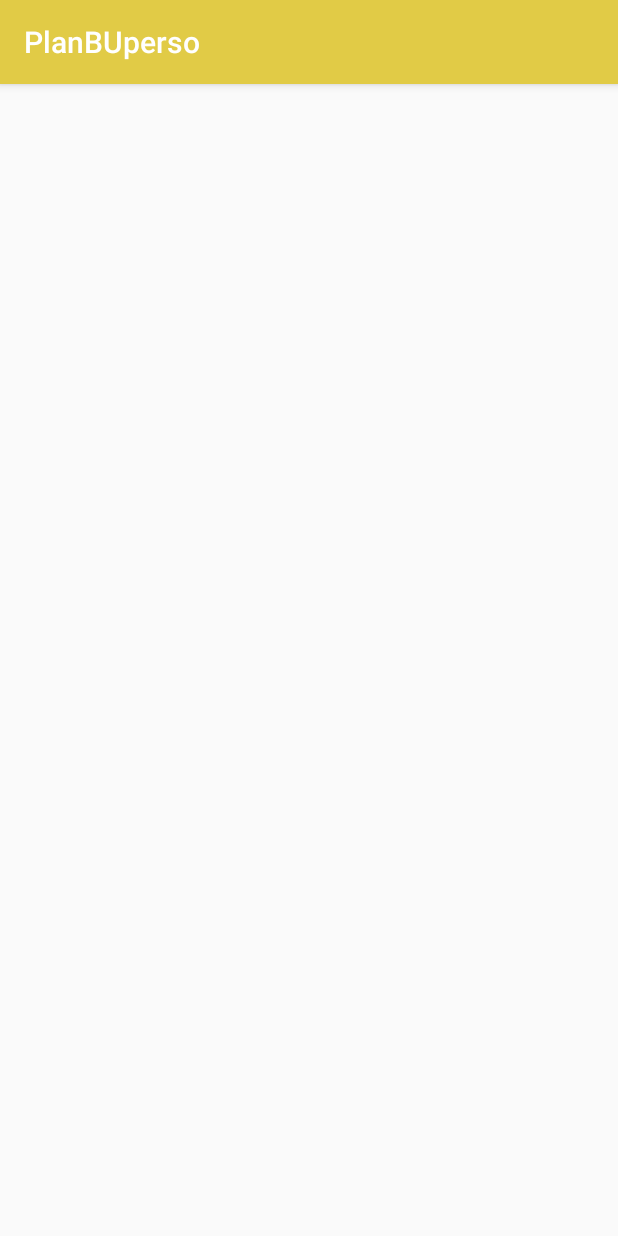
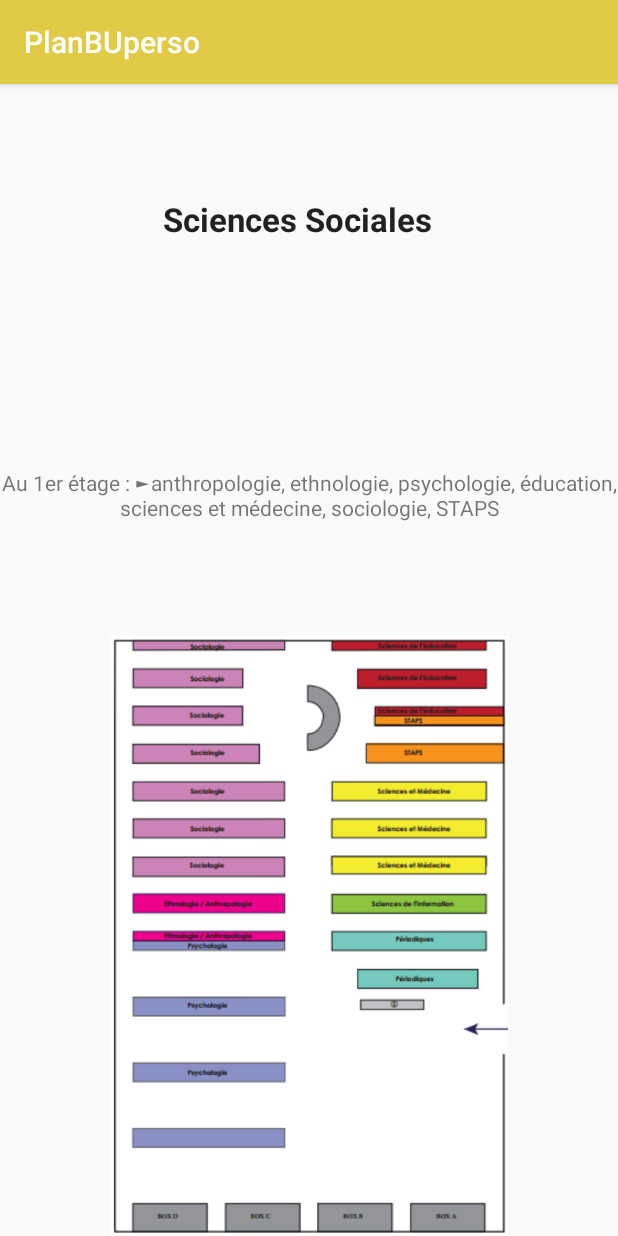
Before and after one commit to Miage-Paris-Ouest/m1c20152016-planibu, an Android app: the SelectionDisciplineSociale screen opened directly, with no data from a screen before it, on a phone screen of 412 x 824 dp. Run offline under Robolectric (Android 15) with nearby library versions, the light colour scheme and no system bars.

Commit message:
add page discipline sciences sociales

```diff
--- a/app/src/main/res/layout/activity_selection_discipline_sociale.xml
+++ b/app/src/main/res/layout/activity_selection_discipline_sociale.xml
@@ -3,4 +3,30 @@
     android:orientation="vertical" android:layout_width="match_parent"
     android:layout_height="match_parent">
 
+    <TextView
+        android:layout_width="396dp"
+        android:layout_height="wrap_content"
+        android:textAppearance="?android:attr/textAppearanceLarge"
+        android:text="@string/disciplinesSS_titre"
+        android:id="@+id/ss_textView_disc_titre"
+        android:layout_weight="0.06"
+        android:gravity="center_vertical|center_horizontal"
+        android:textStyle="bold" />
+
+    <TextView
+        android:layout_width="match_parent"
+        android:layout_height="wrap_content"
+        android:text="@string/disciplinesSS_description"
+        android:id="@+id/ss_textView_disc"
+        android:layout_weight="0.06"
+        android:gravity="center_vertical|center_horizontal" />
+
+    <ImageView
+        android:layout_width="match_parent"
+        android:layout_height="400dp"
+        android:id="@+id/imageView_ss"
+        android:layout_gravity="center_horizontal"
+        android:contentDescription=""
+        android:src="@drawable/planss" />
+
 </LinearLayout>
--- a/app/src/main/res/values/strings.xml
+++ b/app/src/main/res/values/strings.xml
@@ -7,11 +7,6 @@
     <string name="action_settings">Settings</string>
 
     <string name="accueil_titre">Bibliothèque Universitaire de Paris 10</string>
-
-    <string name="disciplinesSH_titre"> Sciences Humaines</string>
-    <string name="disciplinesSH_description"> Au 1er étage : ► archéologie, arts du spectacle, géographie, histoire, histoire de l art, philosophie, religion
-</string>
-
 
 
     <string-array name="nomDisciplines">
@@ -51,4 +46,14 @@ La Vidéothèque,  les ouvrages de cinéma et les périodiques se trouvent égal
         littérature française, littérature générale, linguistique
 </string>
 
+    <!-- PAGE SELECT DISCIPLINE SCIENCES HUMAINES -->
+    <string name="disciplinesSH_titre"> Sciences Humaines</string>
+    <string name="disciplinesSH_description"> Au 1er étage : ► archéologie, arts du spectacle, géographie, histoire, histoire de l art, philosophie, religion
+</string>
+
+    <!-- PAGE SELECT DISCIPLINE  SCIENCES SOCIALES  -->
+    <string name="disciplinesSS_titre"> Sciences Sociales</string>
+    <string name="disciplinesSS_description"> Au 1er étage : ►anthropologie, ethnologie, psychologie, éducation, sciences et médecine, sociologie, STAPS
+</string>
+
 </resources>
```
